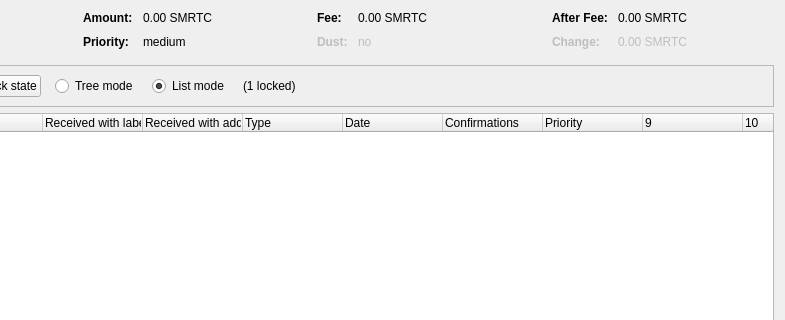
Qt form src/qt/forms/coincontroldialog.ui (CryptoCashBack-Hub/CCBC) before a commit; both pictures show x 169 to 954 and y 0 to 320 of the 954 by 500 pixel window.
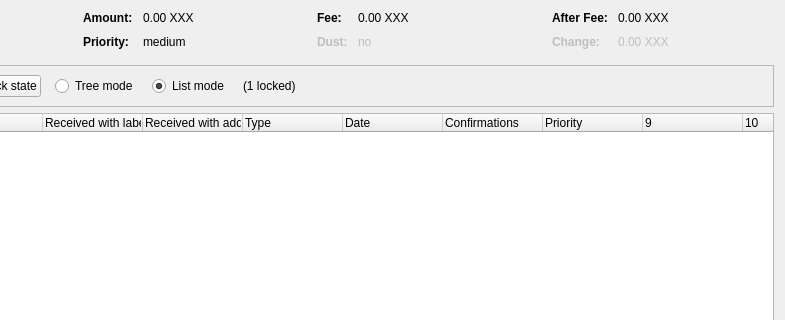
The same form after that commit. Custom widgets are drawn as their Qt base class.

```diff
--- a/src/qt/forms/coincontroldialog.ui
+++ b/src/qt/forms/coincontroldialog.ui
@@ -132,7 +132,7 @@
           <enum>Qt::ActionsContextMenu</enum>
          </property>
          <property name="text">
-          <string notr="true">0.00 SMRTC</string>
+          <string notr="true">0.00 XXX</string>
          </property>
          <property name="textInteractionFlags">
           <set>Qt::LinksAccessibleByMouse|Qt::TextSelectableByKeyboard|Qt::TextSelectableByMouse</set>
@@ -206,7 +206,7 @@
           <enum>Qt::ActionsContextMenu</enum>
          </property>
          <property name="text">
-          <string notr="true">0.00 SMRTC</string>
+          <string notr="true">0.00 XXX</string>
          </property>
          <property name="textInteractionFlags">
           <set>Qt::LinksAccessibleByMouse|Qt::TextSelectableByKeyboard|Qt::TextSelectableByMouse</set>
@@ -286,7 +286,7 @@
           <enum>Qt::ActionsContextMenu</enum>
          </property>
          <property name="text">
-          <string notr="true">0.00 SMRTC</string>
+          <string notr="true">0.00 XXX</string>
          </property>
          <property name="textInteractionFlags">
           <set>Qt::LinksAccessibleByMouse|Qt::TextSelectableByKeyboard|Qt::TextSelectableByMouse</set>
@@ -321,7 +321,7 @@
           <enum>Qt::ActionsContextMenu</enum>
          </property>
          <property name="text">
-          <string notr="true">0.00 SMRTC</string>
+          <string notr="true">0.00 XXX</string>
          </property>
          <property name="textInteractionFlags">
           <set>Qt::LinksAccessibleByMouse|Qt::TextSelectableByKeyboard|Qt::TextSelectableByMouse</set>
```
